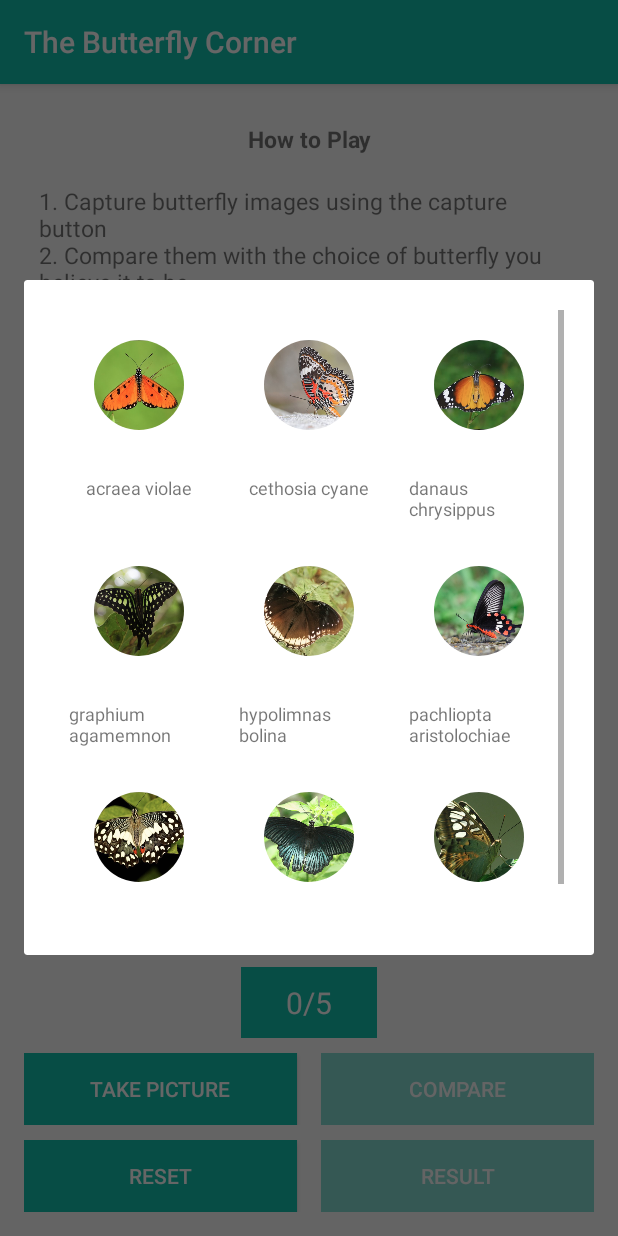
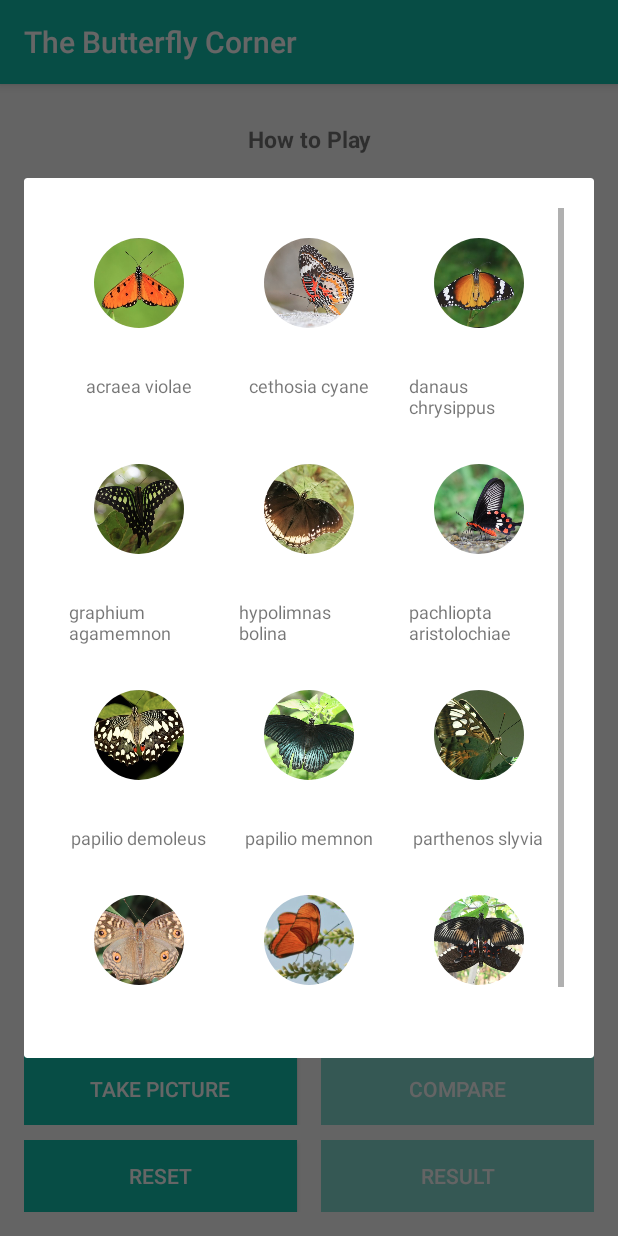
Before and after one commit to ShaGodG/ButterFly, an Android app: the fragment ButterflyFragment placed in its activity, on a phone screen of 412 x 824 dp. Run offline under Robolectric (Android 15) with nearby library versions, the phone set to English and light mode, and no system bars; our stand-ins replace CircleImageView, Firebase (no records; nobody signed in at launch, a user with empty details on screens opened directly), Volley; libraries missing offline, so code that uses them is left out: com.journeyapps.barcodescanner, com.karumi.dexter, id.zelory.compressor; 1 statement that could not run was skipped.

Commit message:
app finalised

```diff
--- a/app/src/main/java/com/tbg/www/thebutterflycorner/ButterflyFragment.java
+++ b/app/src/main/java/com/tbg/www/thebutterflycorner/ButterflyFragment.java
@@ -31,11 +31,11 @@ public class ButterflyFragment extends DialogFragment {
         gridView =rootView.findViewById(R.id.gridView);
         getDialog().setTitle("Choose a matching image");
 
-    gridViewString = new ArrayList<>(Arrays.asList("acraea violae","cethosia cyane","danaus chrysippus","graphium agamemnon","hypolimnas bolina","pachliopta aristolochiae","papilio demoleus","papilio memnon","parthenos slyvia"
+    gridViewString = new ArrayList<>(Arrays.asList("acraea violae","cethosia cyane","danaus chrysippus","graphium agamemnon","hypolimnas bolina","pachliopta aristolochiae","papilio demoleus","papilio memnon","parthenos slyvia","lemon pansy","dryas iulia","papilio polytes"
         ));
 
 
-        gridViewImageId = new ArrayList<>(Arrays.asList( R.drawable.av1,R.drawable.cc1, R.drawable.dc1, R.drawable.ga1, R.drawable.hb1, R.drawable.pa1, R.drawable.pd1, R.drawable.pm1, R.drawable.ps1));
+        gridViewImageId = new ArrayList<>(Arrays.asList( R.drawable.av1,R.drawable.cc1, R.drawable.dc1, R.drawable.ga1, R.drawable.hb1, R.drawable.pa1, R.drawable.pd1, R.drawable.pm1, R.drawable.ps1, R.drawable.lp1, R.drawable.di1, R.drawable.pp1));
         DialogGridAdapter dialogGridAdapter = new DialogGridAdapter(getContext(),gridViewString,gridViewImageId);
         gridView.setAdapter(dialogGridAdapter);
         gridView.setOnItemClickListener(new AdapterView.OnItemClickListener() {
```
Also changed, not shown: app/src/main/java/com/tbg/www/thebutterflycorner/ButterfluyActivity.java (+22 -7 lines), app/src/main/res/drawable-hdpi/di1.png (added), app/src/main/res/drawable-hdpi/lp1.png (added), app/src/main/res/drawable-hdpi/pp1.png (added), app/src/main/res/drawable-ldpi/di1.png (added), app/src/main/res/drawable-ldpi/lp1.png (added), app/src/main/res/drawable-ldpi/pp1.png (added), app/src/main/res/drawable-mdpi/di1.png (added), app/src/main/res/drawable-mdpi/lp1.png (added), app/src/main/res/drawable-mdpi/pp1.png (added), app/src/main/res/drawable-xhdpi/di1.png (added), app/src/main/res/drawable-xhdpi/lp1.png (added), app/src/main/res/drawable-xhdpi/pp1.png (added), app/src/main/res/drawable-xxhdpi/di1.png (added), 1 more files, 4 other files.
